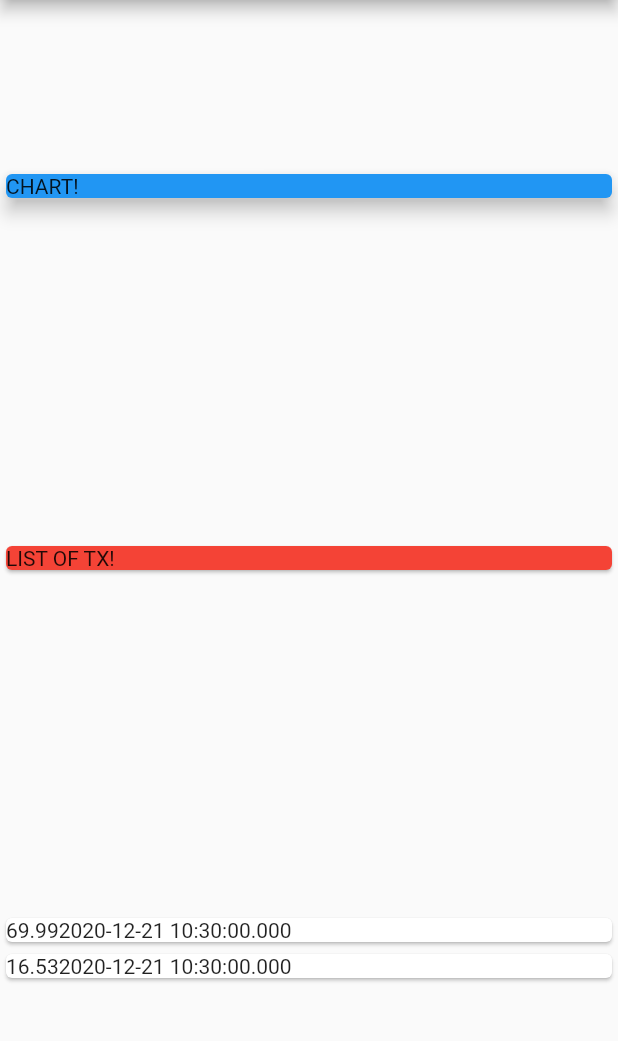
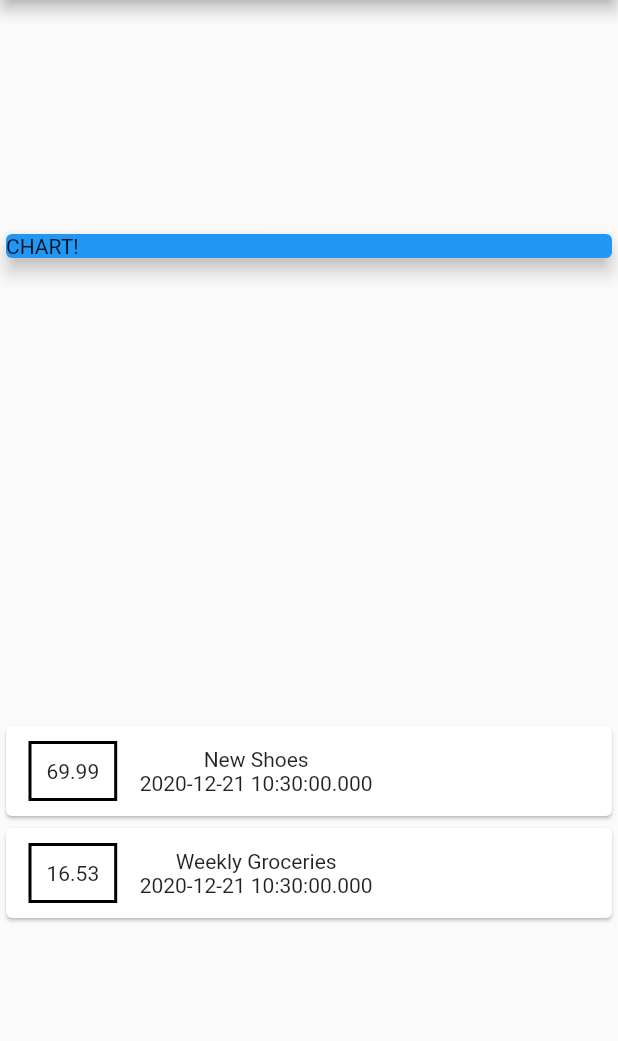
Before and after one commit to VinuBalagopalAP/PersonalExpensesApp, a Flutter app: the screen it shows after launch, on a phone screen of 412 x 824 dp, the part 84-1125 px from its top. Run offline on Flutter 3.47's test engine with Material 2 defaults, Android fonts, the phone set to English and light mode, and no system bars.

Commit message:
Styling a Container

```diff
--- a/lib/main.dart
+++ b/lib/main.dart
@@ -50,24 +50,30 @@ class MyHomePage extends StatelessWidget {
                 child: Container(width: double.infinity, child: Text('CHART!')),
                 elevation: 5,
               ),
-              Card(
-                color: Colors.red,
-                child: Container(child: Text('LIST OF TX!')),
-              ),
               Column(
                 children: transactions.map((tx) {
                   return Card(
                     child: Row(
                       children: <Widget>[
                         Container(
+                            margin: EdgeInsets.symmetric(
+                              vertical: 10,
+                              horizontal: 15,
+                            ),
+                            decoration: BoxDecoration(
+                              border: Border.all(
+                                color: Colors.black,
+                                width: 2,
+                              ),
+                            ),
+                            padding: EdgeInsets.all(10),
                             child: Text(
-                          tx.amount.toString(),
-                        )),
+                              tx.amount.toString(),
+                            )),
                         Column(
                           children: <Widget>[
-                            Text(
-                              tx.date.toString(),
-                            )
+                            Text(tx.title),
+                            Text(tx.date.toString())
                           ],
                         )
                       ],
```
